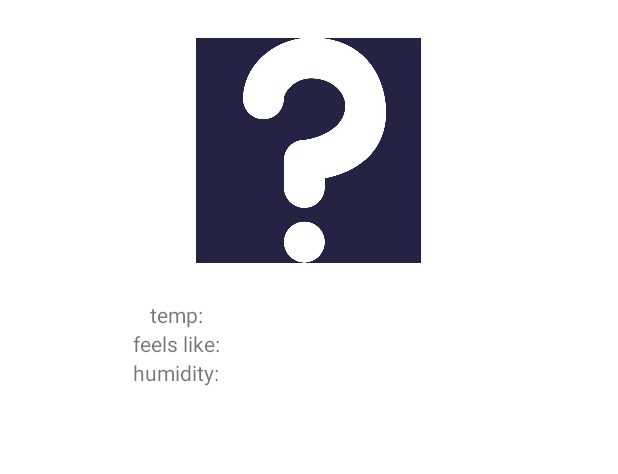
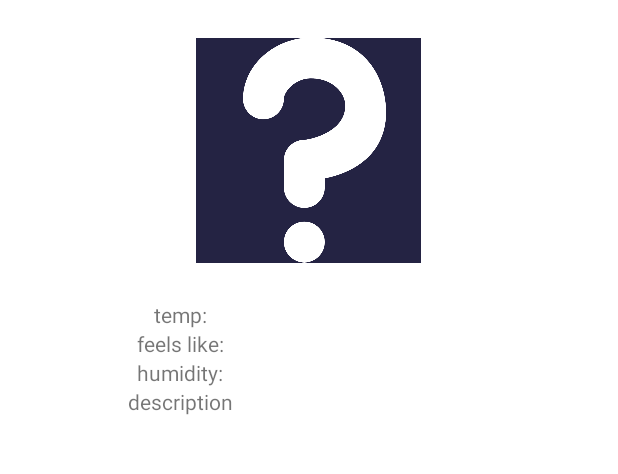
Before and after one commit to seyyedAlirezaGhazanfari/WeatherApp, an Android app: the DescriptionActivity screen opened directly, with no data from a screen before it, on a phone screen of 412 x 824 dp, the part 113-587 px from its top. Run offline under Robolectric (Android 15) with nearby library versions, the phone set to English and light mode, and no system bars.

```diff
--- a/app/src/main/java/com/example/weatherapp/DescriptionActivity.java
+++ b/app/src/main/java/com/example/weatherapp/DescriptionActivity.java
@@ -12,6 +12,7 @@ public class DescriptionActivity extends AppCompatActivity {
     TextView tempView;
     TextView feelsLikeView;
     TextView humidityView;
+    TextView descriptionView;
     ImageView icon;
 
     @Override
@@ -22,14 +23,17 @@ public class DescriptionActivity extends AppCompatActivity {
         tempView = findViewById(R.id.descTempView);
         feelsLikeView = findViewById(R.id.descFeelTempView);
         humidityView = findViewById(R.id.descHumidityView);
+        descriptionView = findViewById(R.id.descriptionView);
         Intent intent = getIntent();
         int iconResourceID = intent.getIntExtra("iconDesc", R.drawable.finding);
         String temperature = intent.getStringExtra("tempDesc");
         String feelsLike = intent.getStringExtra("feelsLikeDesc");
         String humidity = intent.getStringExtra("humidityDesc");
+        String description = intent.getStringExtra("description");
         icon.setImageResource(iconResourceID);
         tempView.setText(temperature);
         feelsLikeView.setText(feelsLike);
         humidityView.setText(humidity);
+        descriptionView.setText(description);
     }
 }
--- a/app/src/main/java/com/example/weatherapp/models/WeatherResult.java
+++ b/app/src/main/java/com/example/weatherapp/models/WeatherResult.java
@@ -39,6 +39,7 @@ public class WeatherResult {
             weatherR.main.setTemp(Double.parseDouble(df.format(jsonObject.getJSONObject("main").getDouble("temp") - 273.15)));
             weatherR.main.setFeels_like(Double.parseDouble(df.format(jsonObject.getJSONObject("main").getDouble("feels_like") - 273.15)));
             weatherR.main.setHumidity((int) jsonObject.getJSONObject("main").getDouble("humidity"));
+            weatherR.weather.setDesctiption(jsonObject.getJSONArray("weather").getJSONObject(0).getString("description"));
             results.add(weatherR);
             weatherR.wind = new Wind();
             weatherR.wind.setSpeed(jsonObject.getJSONObject("wind").getDouble("speed"));
--- a/app/src/main/res/layout/activity_description.xml
+++ b/app/src/main/res/layout/activity_description.xml
@@ -83,6 +83,24 @@
 
         </TableRow>
 
+        <TableRow
+            android:id="@+id/tableRow4"
+            android:layout_width="match_parent"
+            android:layout_height="match_parent">
+
+            <TextView
+                android:id="@+id/textView4"
+                android:layout_column="0"
+                android:text="description"
+                android:textAlignment="center" />
+
+            <TextView
+                android:id="@+id/descriptionView"
+                android:layout_column="1"
+                android:textAlignment="center" />
+
+        </TableRow>
+
     </TableLayout>
 
 
```
Also changed, not shown: app/src/main/java/com/example/weatherapp/fragments/WeatherFragment.java (+8 -4 lines), app/src/main/java/com/example/weatherapp/models/Weather.java (+9 -0 lines).
